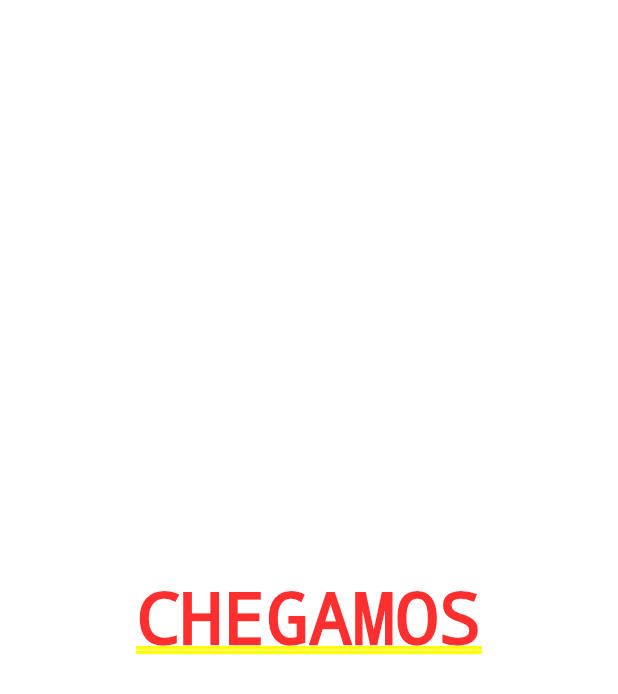
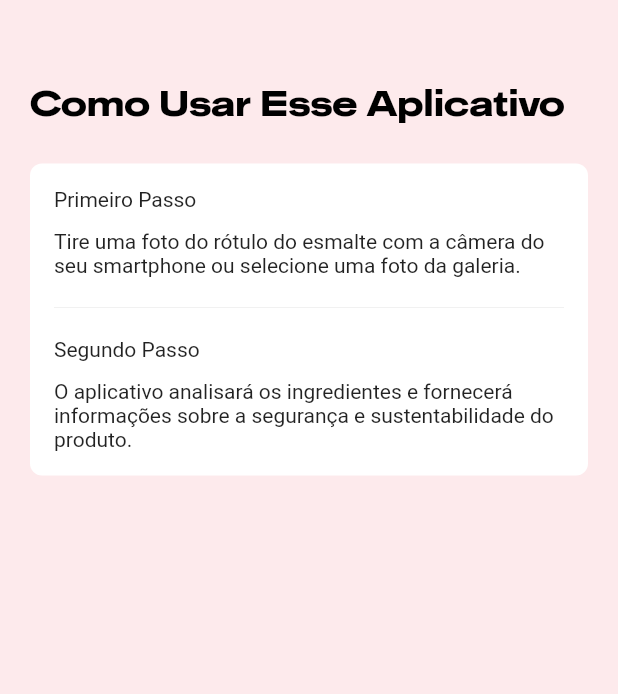
Before and after one commit to AndressaTancredi/SafeNails, a Flutter app: the AnimatedTabMenu screen opened directly, after a tap on "GET STARTED", on a phone screen of 412 x 824 dp. Shown: the top 694 px of the screen. Run offline on Flutter 3.47's test engine with Material 2 defaults, Android fonts, the phone set to English and light mode, and no system bars; our stand-ins replace firebase_core, get_it, google_mobile_ads, image_picker; missing offline and left inert: google_mlkit_text_recognition; accounts and stored records are empty; network calls fail.

Commit message:
create steps

```diff
--- a/lib/common/app_colors.dart
+++ b/lib/common/app_colors.dart
@@ -4,6 +4,6 @@ import 'package:flutter/material.dart';
 class AppColors {
   static const primary = Color(0xff1e1e21);
   static const secondary = Color(0xffededed);
-  static const background = Color(0xffecedf1);
+  static const background = Color(0xfffdeaec);
   static const pink = Color(0xfff1b3b4);
 }
--- a/lib/common/common_strings.dart
+++ b/lib/common/common_strings.dart
@@ -7,6 +7,11 @@ class CommonStrings {
   static String get howToTitle => "Como Usar Esse Aplicativo";
   static String get getStarted => "GET STARTED";
   static String get welcomeSubtitle => "Discover ingredients and choose healthy and sustainable nail polishes.";
+  static String get stepOne => "Primeiro Passo";
+  static String get stepOneDescription => "Tire uma foto do rótulo do esmalte com a câmera do seu smartphone ou selecione uma foto da galeria.";
+  static String get stepTwo => "Segundo Passo";
+  static String get stepTwoDescription => "O aplicativo analisará os ingredientes e fornecerá informações sobre a segurança e sustentabilidade do produto.";
+  static String get choose => "Escolha";
 
   static List<String> get unhealthyIngredients => [
     "TOLUENO",
--- a/lib/common/menu.dart
+++ b/lib/common/menu.dart
@@ -59,7 +59,7 @@ class _AnimatedTabMenuState extends State<AnimatedTabMenu>
             BoxShadow(
               color: Colors.grey.withOpacity(0.5),
               blurRadius: 10,
-              offset: Offset(0, 3),
+              offset: const Offset(0, 3),
             ),
           ],
           color: widget.backgroundColor,
--- a/lib/common/text_styles.dart
+++ b/lib/common/text_styles.dart
@@ -23,8 +23,8 @@ class TextStyles {
   final pageTitle = TextStyle(
     fontFamily: Suprapower.bold.familyName,
     fontWeight: Suprapower.light.weight,
-    color: Colors.white,
+    color: Colors.black,
     fontStyle: FontStyle.normal,
-    fontSize: 14,
+    fontSize: 24,
   );
 }
--- a/lib/ui/pages/home_page.dart
+++ b/lib/ui/pages/home_page.dart
@@ -1,4 +1,8 @@
-import 'package:flutter/cupertino.dart';
+import 'package:flutter/material.dart';
+import 'package:safe_nails/common/app_colors.dart';
+import 'package:safe_nails/common/common_strings.dart';
+import 'package:safe_nails/common/injection_container.dart';
+import 'package:safe_nails/common/text_styles.dart';
 
 class HomePage extends StatefulWidget {
   const HomePage({super.key});
@@ -8,8 +12,50 @@ class HomePage extends StatefulWidget {
 }
 
 class _HomePageState extends State<HomePage> {
+
+  TextStyle get titlePageStyle => sl<TextStyles>().pageTitle;
+
   @override
   Widget build(BuildContext context) {
-    return const Center(child: Text("CHEGAMOS"));
+    return Scaffold(
+      backgroundColor: AppColors.background,
+      body:  Padding(
+        padding: const EdgeInsets.symmetric(horizontal: 20.0),
+        child: Column(
+          crossAxisAlignment: CrossAxisAlignment.stretch,
+          children: [
+            Padding(
+              padding: const EdgeInsets.only(top: 54.0, bottom: 26.0),
+              child: Text(
+                CommonStrings.howToTitle,
+                style: titlePageStyle),
+            ),
+            Container(
+              padding: const EdgeInsets.all(16.0 ),
+
+              decoration: BoxDecoration(
+                color: Colors.white,
+                borderRadius: BorderRadius.circular(8),
+              ),
+              child: Column(
+                crossAxisAlignment: CrossAxisAlignment.start,
+                children: [
+                  Text(CommonStrings.stepOne),
+                  const SizedBox(height: 12.0),
+                  Text(CommonStrings.stepOneDescription),
+                  const SizedBox(height: 12.0),
+                  const Divider(thickness: 0.1, color: Colors.black38,),
+                  const SizedBox(height: 12.0),
+                  Text(CommonStrings.stepTwo),
+                  const SizedBox(height: 12.0),
+                  Text(CommonStrings.stepTwoDescription),
+                ],
+              ),
+            ),
+
+          ],
+        ),
+      ),
+    );
   }
 }
--- a/lib/ui/pages/welcome_page.dart
+++ b/lib/ui/pages/welcome_page.dart
@@ -34,7 +34,7 @@ class _WelcomePageState extends State<WelcomePage> {
               Padding(
                 padding: const EdgeInsets.only(top: 66.0, bottom: 20.0 ),
                 child: Text(CommonStrings.welcomeTitle,
-                  style: titlePageStyle.copyWith(fontSize: 40.0, color: Colors.black),
+                  style: titlePageStyle.copyWith(fontSize: 40.0),
                 ),
               ),
               Padding(
@@ -50,7 +50,7 @@ class _WelcomePageState extends State<WelcomePage> {
                   padding: const EdgeInsets.only(bottom: 36.0),
                   child: ElevatedButton(
                     style: ElevatedButton.styleFrom(
-                      primary: Colors.white,
+                      backgroundColor: Colors.white,
                       elevation: 0,
                       shape: RoundedRectangleBorder(
                         borderRadius: BorderRadius.circular(10.0)),
```
Also changed, not shown: lib/ui/pages/test_page.dart (+7 -1 lines).
